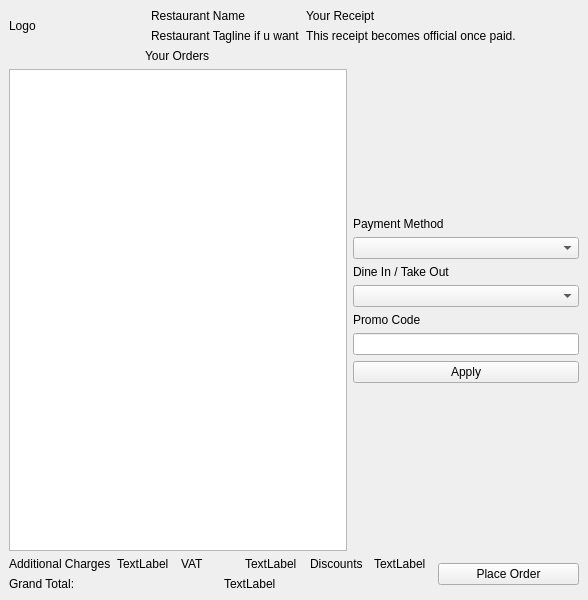
This is checkoutwindow.ui in PeteCastle/PEx5 as Qt 5 draws it before an edit. The edited form follows.
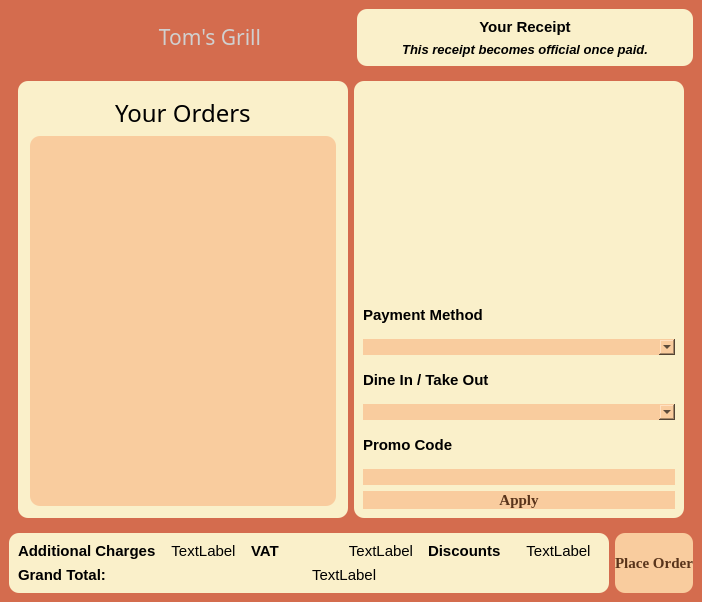
This is the edited form. Icons and pictures are not drawn.

Diff of the .ui file:
```diff
--- a/checkoutwindow.ui
+++ b/checkoutwindow.ui
@@ -6,155 +6,307 @@
    <rect>
     <x>0</x>
     <y>0</y>
-    <width>588</width>
-    <height>600</height>
+    <width>702</width>
+    <height>602</height>
    </rect>
   </property>
   <property name="windowTitle">
-   <string>MainWindow</string>
+   <string>Checkout</string>
+  </property>
+  <property name="styleSheet">
+   <string notr="true">background-color: rgb(212, 108, 78);</string>
   </property>
   <widget class="QWidget" name="centralwidget">
    <layout class="QVBoxLayout" name="verticalLayout_6">
     <item>
-     <layout class="QHBoxLayout" name="horizontalLayout" stretch="25,25,50">
-      <item>
-       <widget class="QLabel" name="Logo">
-        <property name="text">
-         <string>Logo</string>
-        </property>
-       </widget>
-      </item>
+     <layout class="QHBoxLayout" name="horizontalLayout" stretch="25,0">
       <item>
        <layout class="QVBoxLayout" name="verticalLayout_2">
         <item>
          <widget class="QLabel" name="OtherLabel3">
-          <property name="text">
-           <string>Restaurant Name</string>
+          <property name="font">
+           <font>
+            <family>Vineta BT</family>
+            <pointsize>16</pointsize>
+           </font>
           </property>
-         </widget>
-        </item>
-        <item>
-         <widget class="QLabel" name="OtherLabel4">
+          <property name="styleSheet">
+           <string notr="true">color: rgb(208, 208, 208);</string>
+          </property>
           <property name="text">
-           <string>Restaurant Tagline if u want</string>
+           <string>&lt;html&gt;&lt;head/&gt;&lt;body&gt;&lt;p align=&quot;center&quot;&gt;Tom's Grill&lt;/p&gt;&lt;/body&gt;&lt;/html&gt;</string>
+          </property>
+          <property name="indent">
+           <number>60</number>
           </property>
          </widget>
         </item>
        </layout>
       </item>
       <item>
+       <widget class="QWidget" name="" native="true">
+        <property name="minimumSize">
+         <size>
+          <width>336</width>
+          <height>0</height>
+         </size>
+        </property>
+        <property name="maximumSize">
+         <size>
+          <width>350</width>
+          <height>16777215</height>
+         </size>
+        </property>
+        <property name="styleSheet">
+         <string notr="true">color: rgb(0, 0, 0);
+background-color: rgb(250, 240, 202);
+border-radius: 10px
+</string>
+        </property>
        <layout class="QVBoxLayout" name="verticalLayout">
         <item>
          <widget class="QLabel" name="OtherLabel1">
+           <property name="font">
+            <font>
+             <pointsize>11</pointsize>
+             <bold>true</bold>
+            </font>
+           </property>
+           <property name="styleSheet">
+            <string notr="true">color: rgb(0, 0, 0);</string>
+           </property>
           <property name="text">
-           <string>Your Receipt</string>
+            <string>&lt;html&gt;&lt;head/&gt;&lt;body&gt;&lt;p align=&quot;center&quot;&gt;Your Receipt&lt;/p&gt;&lt;/body&gt;&lt;/html&gt;</string>
           </property>
          </widget>
         </item>
         <item>
          <widget class="QLabel" name="OtherLabel2">
+           <property name="font">
+            <font>
+             <pointsize>10</pointsize>
+             <italic>true</italic>
+             <bold>true</bold>
+            </font>
+           </property>
+           <property name="styleSheet">
+            <string notr="true">color: rgb(0, 0, 0);</string>
+           </property>
           <property name="text">
-           <string>This receipt becomes official once paid.</string>
+            <string>&lt;html&gt;&lt;head/&gt;&lt;body&gt;&lt;p align=&quot;center&quot;&gt;This receipt becomes official once paid.&lt;/p&gt;&lt;/body&gt;&lt;/html&gt;</string>
           </property>
          </widget>
         </item>
        </layout>
+       </widget>
       </item>
      </layout>
     </item>
     <item>
-     <layout class="QHBoxLayout" name="horizontalLayout_2" stretch="60,40">
+     <widget class="QWidget" name="" native="true">
+      <layout class="QHBoxLayout" name="horizontalLayout_2" stretch="0,0">
       <item>
+        <widget class="QGroupBox" name="">
+         <property name="styleSheet">
+          <string notr="true">color: rgb(0, 0, 0);
+background-color: rgb(250, 240, 202);
+border-radius: 10px
+</string>
+         </property>
        <layout class="QVBoxLayout" name="verticalLayout_4">
         <item alignment="Qt::AlignHCenter">
          <widget class="QLabel" name="OtherLabel5">
+            <property name="font">
+             <font>
+              <family>Amsterdam Traveling</family>
+              <pointsize>18</pointsize>
+             </font>
+            </property>
+            <property name="styleSheet">
+             <string notr="true">color: rgb(0, 0, 0);</string>
+            </property>
           <property name="text">
            <string>Your Orders</string>
           </property>
          </widget>
         </item>
         <item>
-         <widget class="QTableWidget" name="tableWidget"/>
-        </item>
-       </layout>
+           <widget class="QTableWidget" name="tableWidget">
+            <property name="styleSheet">
+             <string notr="true">color: rgb(0, 0, 0);
+background-color: rgb(249, 204, 158);
+border-radius: 10px
+</string>
+            </property>
+           </widget>
+          </item>
+         </layout>
+        </widget>
       </item>
       <item>
+        <widget class="QWidget" name="" native="true">
+         <property name="styleSheet">
+          <string notr="true">color: rgb(0, 0, 0);
+background-color: rgb(250, 240, 202);
+border-radius: 10px
+</string>
+         </property>
        <layout class="QVBoxLayout" name="verticalLayout_3">
         <item>
-         <spacer name="verticalSpacer">
-          <property name="orientation">
-           <enum>Qt::Vertical</enum>
-          </property>
-          <property name="sizeHint" stdset="0">
+           <widget class="QLabel" name="Logo">
+            <property name="minimumSize">
+             <size>
+              <width>250</width>
+              <height>200</height>
+             </size>
+            </property>
+            <property name="maximumSize">
            <size>
-            <width>20</width>
-            <height>40</height>
-           </size>
-          </property>
-         </spacer>
+              <width>350</width>
+              <height>300</height>
+             </size>
+            </property>
+            <property name="styleSheet">
+             <string notr="true">image: url(:/logo/pictures/logo 4.png);</string>
+            </property>
+            <property name="text">
+             <string/>
+            </property>
+           </widget>
         </item>
         <item>
          <widget class="QLabel" name="PaymentMethodLabel">
+            <property name="font">
+             <font>
+              <pointsize>11</pointsize>
+              <bold>true</bold>
+             </font>
+            </property>
+            <property name="styleSheet">
+             <string notr="true">color: rgb(0, 0, 0);</string>
+            </property>
           <property name="text">
            <string>Payment Method</string>
           </property>
          </widget>
         </item>
         <item>
-         <widget class="QComboBox" name="PaymentMethod"/>
+           <widget class="QComboBox" name="PaymentMethod">
+            <property name="styleSheet">
+             <string notr="true">color: rgb(0, 0, 0);
+background-color: rgb(249, 204, 158);
+
+</string>
+            </property>
+           </widget>
         </item>
         <item>
          <widget class="QLabel" name="DeliveryMethodLabel">
+            <property name="font">
+             <font>
+              <pointsize>11</pointsize>
+              <bold>true</bold>
+             </font>
+            </property>
+            <property name="styleSheet">
+             <string notr="true">color: rgb(0, 0, 0);</string>
+            </property>
           <property name="text">
            <string>Dine In / Take Out</string>
           </property>
          </widget>
         </item>
         <item>
-         <widget class="QComboBox" name="DeliveryMethod"/>
+           <widget class="QComboBox" name="DeliveryMethod">
+            <property name="styleSheet">
+             <string notr="true">color: rgb(0, 0, 0);
+background-color: rgb(249, 204, 158);
+
+</string>
+            </property>
+           </widget>
         </item>
         <item>
          <widget class="QLabel" name="PromoCodeLabel">
+            <property name="font">
+             <font>
+              <pointsize>11</pointsize>
+              <bold>true</bold>
+             </font>
+            </property>
+            <property name="styleSheet">
+             <string notr="true">color: rgb(0, 0, 0);</string>
+            </property>
           <property name="text">
            <string>Promo Code</string>
           </property>
          </widget>
         </item>
         <item>
-         <widget class="QLineEdit" name="PromoCode"/>
+           <widget class="QLineEdit" name="PromoCode">
+            <property name="styleSheet">
+             <string notr="true">color: rgb(0, 0, 0);
+background-color: rgb(249, 204, 158);
+
+</string>
+            </property>
+           </widget>
         </item>
         <item>
          <widget class="QPushButton" name="PromoCodeApplyButton">
+            <property name="font">
+             <font>
+              <family>Georgia</family>
+              <pointsize>11</pointsize>
+              <bold>true</bold>
+             </font>
+            </property>
+            <property name="styleSheet">
+             <string notr="true">background-color: rgb(249, 204, 158);
+color: rgb(89, 52, 27);
+border-radius: 10px;</string>
+            </property>
           <property name="text">
            <string>Apply</string>
           </property>
          </widget>
         </item>
-        <item>
-         <spacer name="verticalSpacer_2">
-          <property name="orientation">
-           <enum>Qt::Vertical</enum>
-          </property>
-          <property name="sizeHint" stdset="0">
-           <size>
-            <width>20</width>
-            <height>40</height>
-           </size>
-          </property>
-         </spacer>
-        </item>
-       </layout>
-      </item>
-     </layout>
+         </layout>
+        </widget>
+       </item>
+      </layout>
+     </widget>
     </item>
     <item>
-     <layout class="QHBoxLayout" name="horizontalLayout_5" stretch="75,25">
+     <layout class="QHBoxLayout" name="horizontalLayout_5" stretch="0,25">
       <item>
+       <widget class="QWidget" name="" native="true">
+        <property name="sizePolicy">
+         <sizepolicy hsizetype="Preferred" vsizetype="Preferred">
+          <horstretch>0</horstretch>
+          <verstretch>0</verstretch>
+         </sizepolicy>
+        </property>
+        <property name="styleSheet">
+         <string notr="true">color: rgb(0, 0, 0);
+background-color: rgb(250, 240, 202);
+border-radius: 10px
+</string>
+        </property>
        <layout class="QVBoxLayout" name="verticalLayout_5">
         <item>
          <layout class="QHBoxLayout" name="horizontalLayout_3">
           <item>
            <widget class="QLabel" name="AdditionalChargeLabel">
+             <property name="font">
+              <font>
+               <pointsize>11</pointsize>
+               <bold>true</bold>
+              </font>
+             </property>
+             <property name="styleSheet">
+              <string notr="true">color: rgb(0, 0, 0);</string>
+             </property>
             <property name="text">
              <string>Additional Charges</string>
             </property>
@@ -162,13 +314,31 @@
           </item>
           <item>
            <widget class="QLabel" name="AdditionalCharge">
+             <property name="font">
+              <font>
+               <pointsize>11</pointsize>
+               <bold>false</bold>
+              </font>
+             </property>
+             <property name="styleSheet">
+              <string notr="true">color: rgb(0, 0, 0);</string>
+             </property>
             <property name="text">
-             <string>TextLabel</string>
+              <string>&lt;html&gt;&lt;head/&gt;&lt;body&gt;&lt;p align=&quot;center&quot;&gt;&lt;span style=&quot; font-weight:400;&quot;&gt;TextLabel&lt;/span&gt;&lt;/p&gt;&lt;/body&gt;&lt;/html&gt;</string>
             </property>
            </widget>
           </item>
           <item>
            <widget class="QLabel" name="VATLabel">
+             <property name="font">
+              <font>
+               <pointsize>11</pointsize>
+               <bold>true</bold>
+              </font>
+             </property>
+             <property name="styleSheet">
+              <string notr="true">color: rgb(0, 0, 0);</string>
+             </property>
             <property name="text">
              <string>VAT</string>
             </property>
@@ -176,13 +346,31 @@
           </item>
           <item>
            <widget class="QLabel" name="VAT">
+             <property name="font">
+              <font>
+               <pointsize>11</pointsize>
+               <bold>false</bold>
+              </font>
+             </property>
+             <property name="styleSheet">
+              <string notr="true">color: rgb(0, 0, 0);</string>
+             </property>
             <property name="text">
-             <string>TextLabel</string>
+              <string>&lt;html&gt;&lt;head/&gt;&lt;body&gt;&lt;p align=&quot;center&quot;&gt;TextLabel&lt;/p&gt;&lt;/body&gt;&lt;/html&gt;</string>
             </property>
            </widget>
           </item>
           <item>
            <widget class="QLabel" name="DiscountsLabel">
+             <property name="font">
+              <font>
+               <pointsize>11</pointsize>
+               <bold>true</bold>
+              </font>
+             </property>
+             <property name="styleSheet">
+              <string notr="true">color: rgb(0, 0, 0);</string>
+             </property>
             <property name="text">
              <string>Discounts</string>
             </property>
@@ -190,8 +378,17 @@
           </item>
           <item>
            <widget class="QLabel" name="Discounts">
+             <property name="font">
+              <font>
+               <pointsize>11</pointsize>
+               <bold>false</bold>
+              </font>
+             </property>
+             <property name="styleSheet">
+              <string notr="true">color: rgb(0, 0, 0);</string>
+             </property>
             <property name="text">
-             <string>TextLabel</string>
+              <string>&lt;html&gt;&lt;head/&gt;&lt;body&gt;&lt;p align=&quot;center&quot;&gt;TextLabel&lt;/p&gt;&lt;/body&gt;&lt;/html&gt;</string>
             </property>
            </widget>
           </item>
@@ -201,6 +398,15 @@
          <layout class="QHBoxLayout" name="horizontalLayout_4">
           <item>
            <widget class="QLabel" name="GrandTotalLabel">
+             <property name="font">
+              <font>
+               <pointsize>11</pointsize>
+               <bold>true</bold>
+              </font>
+             </property>
+             <property name="styleSheet">
+              <string notr="true">color: rgb(0, 0, 0);</string>
+             </property>
             <property name="text">
              <string>Grand Total:</string>
             </property>
@@ -208,6 +414,15 @@
           </item>
           <item>
            <widget class="QLabel" name="GrandTotal">
+             <property name="font">
+              <font>
+               <pointsize>11</pointsize>
+               <bold>false</bold>
+              </font>
+             </property>
+             <property name="styleSheet">
+              <string notr="true">color: rgb(0, 0, 0);</string>
+             </property>
             <property name="text">
              <string>TextLabel</string>
             </property>
@@ -216,9 +431,34 @@
          </layout>
         </item>
        </layout>
+       </widget>
       </item>
       <item>
        <widget class="QPushButton" name="PlacePrderButton">
+        <property name="sizePolicy">
+         <sizepolicy hsizetype="Fixed" vsizetype="Preferred">
+          <horstretch>0</horstretch>
+          <verstretch>0</verstretch>
+         </sizepolicy>
+        </property>
+        <property name="minimumSize">
+         <size>
+          <width>0</width>
+          <height>0</height>
+         </size>
+        </property>
+        <property name="font">
+         <font>
+          <family>Georgia</family>
+          <pointsize>11</pointsize>
+          <bold>true</bold>
+         </font>
+        </property>
+        <property name="styleSheet">
+         <string notr="true">background-color: rgb(249, 204, 158);
+color: rgb(89, 52, 27);
+border-radius: 10px;</string>
+        </property>
         <property name="text">
          <string>Place Order</string>
         </property>
```
Lines whose indentation alone changed are shown as unchanged.
